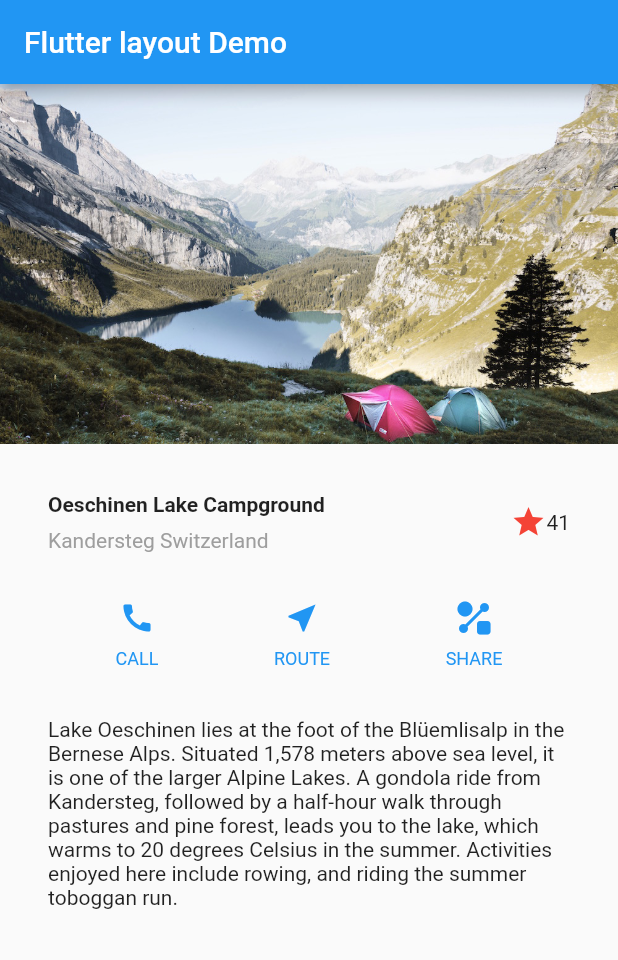
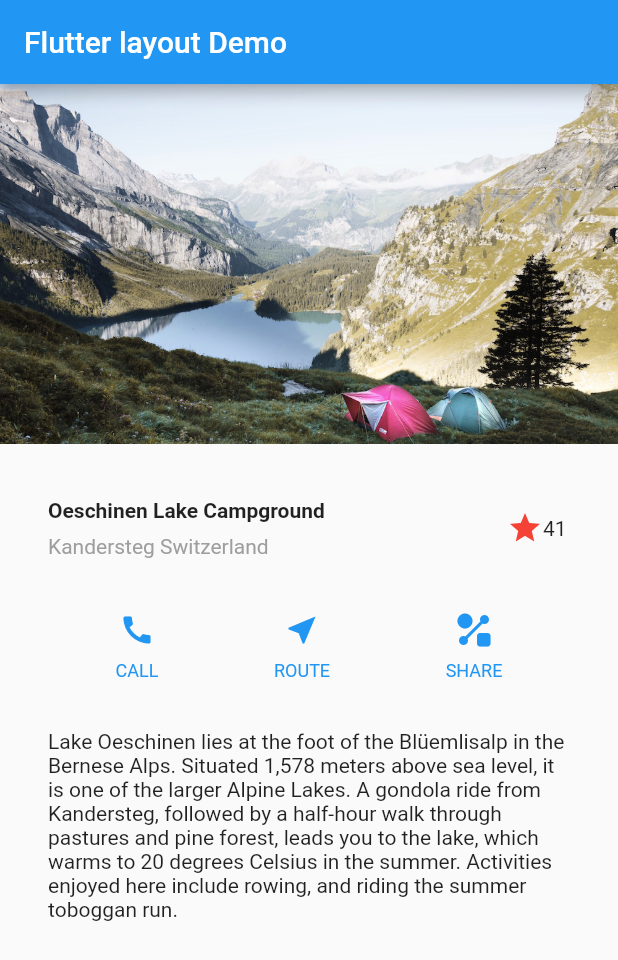
Before and after one commit to zhoucs624/flutter_demo, a Flutter app: the screen it shows after launch, on a phone screen of 412 x 824 dp. Shown: the top 960 px of the screen. Run offline on Flutter 3.47's test engine with Material 2 defaults, Android fonts, the phone set to English and light mode, and no system bars.

Commit message:
feat: add FavoriteWidget for lesson11_tutorial :tada:

```diff
--- a/lib/lesson11_tutorial_app_base.dart
+++ b/lib/lesson11_tutorial_app_base.dart
@@ -1,11 +1,60 @@
 /*
  * @Author: 周长升
  * @Date: 2023-04-22 12:01:38
- * @LastEditTime: 2023-04-22 12:54:21
+ * @LastEditTime: 2023-07-02 21:01:41
  * @LastEditors: 周长升
  * @Description:
  */
 import 'package:flutter/material.dart';
+
+class FavoriteWidget extends StatefulWidget {
+  const FavoriteWidget({super.key});
+
+  @override
+  State<FavoriteWidget> createState() => _FavoriteWidgetState();
+}
+
+class _FavoriteWidgetState extends State<FavoriteWidget> {
+  bool _isFavorited = true;
+  int _favoriteCount = 41;
+
+  void _toggleFavorite() {
+    setState(() {
+      if (_isFavorited) {
+        _isFavorited = false;
+        _favoriteCount -= 1;
+      } else {
+        _isFavorited = true;
+        _favoriteCount += 1;
+      }
+    });
+  }
+
+  @override
+  Widget build(BuildContext context) {
+    return Row(
+      mainAxisSize: MainAxisSize.min,
+      children: [
+        Container(
+          padding: const EdgeInsets.all(0),
+          child: IconButton(
+            padding: const EdgeInsets.all(0),
+            alignment: Alignment.centerRight,
+            icon: (_isFavorited ? const Icon(Icons.star) : const Icon(Icons.star_border)),
+            color: Colors.red[500],
+            onPressed: _toggleFavorite
+          ),
+        ),
+        SizedBox(
+          width: 18,
+          child: SizedBox(
+            child: Text('$_favoriteCount'),
+          ),
+        )
+      ],
+    );
+  }
+}
 
 class Lesson11TutorialAppBaseDemo extends StatelessWidget {
   Lesson11TutorialAppBaseDemo({super.key});
@@ -32,11 +81,7 @@ class Lesson11TutorialAppBaseDemo extends StatelessWidget {
               ],
             ),
           ),
-          Icon(
-            Icons.star,
-            color: Colors.red[500],
-          ),
-          const Text('41')
+          const FavoriteWidget()
         ],
       ));
 
```
